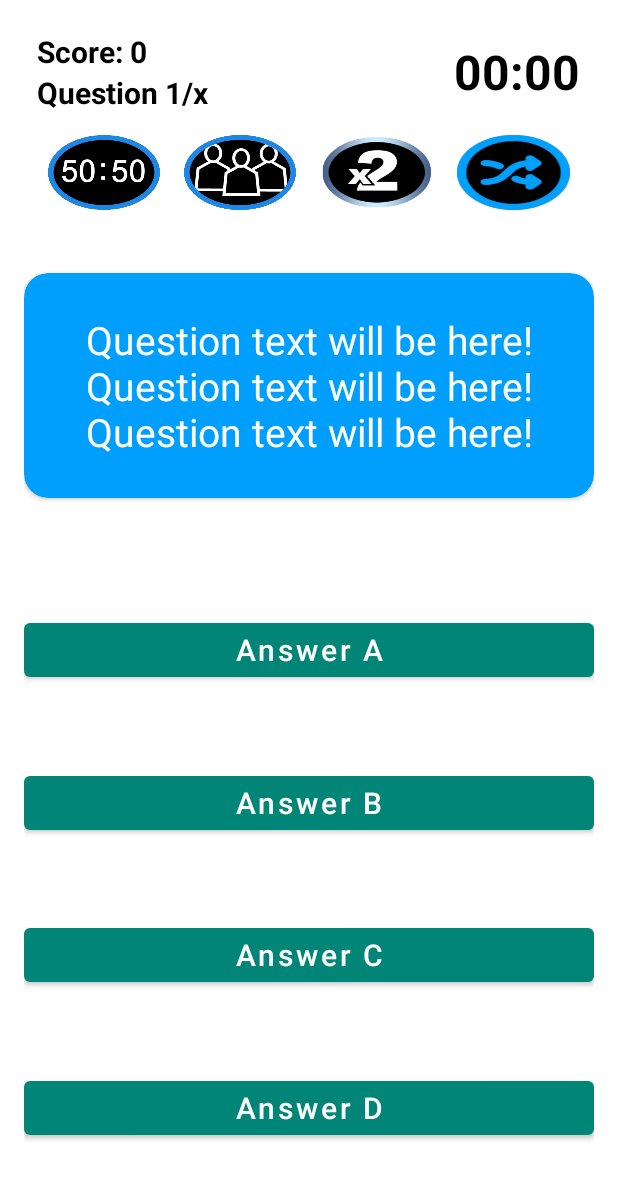
After one commit to cando46/trivia-app, an Android app: the QuizActivity screen opened directly, with no data from a screen before it, on a phone screen of 412 x 824 dp. The commit adds this screen. Shown: the top 1179 px of the screen. Run offline under Robolectric (Android 15) with nearby library versions, the phone set to English and light mode, and no system bars.

Commit message:
-Question Db created -Quiz Activity Layout Completed

```diff
--- a/app/src/main/AndroidManifest.xml
+++ b/app/src/main/AndroidManifest.xml
@@ -11,6 +11,7 @@
         android:roundIcon="@mipmap/ic_launcher_round"
         android:supportsRtl="true"
         android:theme="@style/AppTheme">
+        <activity android:name=".QuizActivity"></activity>
         <activity android:name=".MainActivity" />
         <activity android:name=".LoginActivity">
             <intent-filter>
--- /dev/null
+++ b/app/src/main/java/com/mentalsegment/triviaapp/QuizActivity.java
@@ -0,0 +1,19 @@
+package com.mentalsegment.triviaapp;
+
+import androidx.appcompat.app.AppCompatActivity;
+
+import android.os.Bundle;
+import android.view.View;
+import android.widget.ImageButton;
+
+public class QuizActivity extends AppCompatActivity {
+
+
+    @Override
+    protected void onCreate(Bundle savedInstanceState) {
+        super.onCreate(savedInstanceState);
+        setContentView(R.layout.activity_quiz);
+    }
+
+
+}
--- /dev/null
+++ b/app/src/main/res/layout/activity_quiz.xml
@@ -0,0 +1,260 @@
+<?xml version="1.0" encoding="utf-8"?>
+<androidx.constraintlayout.widget.ConstraintLayout xmlns:android="http://schemas.android.com/apk/res/android"
+    xmlns:app="http://schemas.android.com/apk/res-auto"
+    xmlns:tools="http://schemas.android.com/tools"
+    android:layout_width="match_parent"
+    android:layout_height="match_parent"
+    android:padding="16dp"
+    tools:context=".QuizActivity">
+
+    <LinearLayout
+        android:id="@+id/linearL_quiz_timeBoard"
+        android:layout_width="match_parent"
+        android:layout_height="wrap_content"
+        android:gravity="center_vertical"
+        android:minHeight="50dp"
+        android:orientation="horizontal"
+        android:padding="3dp"
+        android:paddingStart="7dp"
+        android:paddingEnd="7dp"
+        android:weightSum="2"
+        app:layout_constraintStart_toStartOf="parent"
+        app:layout_constraintTop_toTopOf="parent">
+
+        <LinearLayout
+            android:layout_width="match_parent"
+            android:layout_height="wrap_content"
+            android:layout_weight="1"
+            android:gravity="left"
+            android:orientation="vertical"
+            android:padding="1dp">
+
+            <TextView
+                android:id="@+id/tv_quiz_score"
+                android:layout_width="wrap_content"
+                android:layout_height="wrap_content"
+                android:text="Score: 0"
+                android:textColor="@color/colorBlack"
+                android:textSize="20sp"
+                android:textStyle="bold" />
+
+            <TextView
+                android:id="@+id/tv_quiz_questionCount"
+                android:layout_width="wrap_content"
+                android:layout_height="wrap_content"
+                android:text="Question 1/x"
+                android:textColor="@color/colorBlack"
+                android:textSize="20sp"
+                android:textStyle="bold" />
+        </LinearLayout>
+
+        <TextView
+            android:id="@+id/tv_quiz_timer"
+            android:layout_width="match_parent"
+            android:layout_height="wrap_content"
+            android:layout_weight="1"
+            android:gravity="end"
+            android:padding="2dp"
+            android:text="00:00"
+            android:textColor="@color/colorBlack"
+            android:textSize="32sp"
+            android:textStyle="bold" />
+
+    </LinearLayout>
+
+    <LinearLayout
+        android:id="@+id/linearL_quiz_gray_lifelines"
+        android:layout_width="match_parent"
+        android:layout_height="70dp"
+        android:layout_below="@id/linearL_quiz_timeBoard"
+        android:orientation="horizontal"
+        android:paddingStart="8dp"
+        android:paddingEnd="8dp"
+        android:weightSum="4"
+        app:layout_constraintEnd_toEndOf="parent"
+        app:layout_constraintStart_toStartOf="parent"
+        app:layout_constraintTop_toBottomOf="@id/linearL_quiz_timeBoard">
+
+        <ImageButton
+            android:id="@+id/img_btn_quiz_gray5050"
+            android:layout_width="50dp"
+            android:layout_height="50dp"
+            android:layout_gravity="center"
+            android:layout_margin="8dp"
+            android:layout_weight="1"
+            android:background="@drawable/gray5050"
+            android:clickable="false" />
+
+        <ImageButton
+            android:id="@+id/img_btn_quiz_grayATA"
+            android:layout_width="50dp"
+            android:layout_height="50dp"
+            android:layout_gravity="center"
+            android:layout_margin="8dp"
+            android:layout_weight="1"
+            android:background="@drawable/gray_ata"
+            android:clickable="false" />
+
+        <ImageButton
+            android:id="@+id/img_btn_quiz_grayx2"
+            android:layout_width="50dp"
+            android:layout_height="50dp"
+            android:layout_gravity="center"
+            android:layout_margin="8dp"
+            android:layout_weight="1"
+            android:background="@drawable/gray_double_dip"
+            android:clickable="false" />
+
+        <ImageButton
+            android:id="@+id/img_btn_quiz_grayskip"
+            android:layout_width="50dp"
+            android:layout_height="50dp"
+            android:layout_gravity="center"
+            android:layout_margin="8dp"
+            android:layout_weight="1"
+            android:background="@drawable/gray_skip"
+            android:clickable="false" />
+
+    </LinearLayout>
+
+    <LinearLayout
+        android:id="@+id/linearL_quiz_lifelines"
+        android:layout_width="match_parent"
+        android:layout_height="70dp"
+        android:layout_below="@id/linearL_quiz_timeBoard"
+        android:orientation="horizontal"
+        android:paddingStart="8dp"
+        android:paddingEnd="8dp"
+        android:weightSum="4"
+        app:layout_constraintEnd_toEndOf="parent"
+        app:layout_constraintStart_toStartOf="parent"
+        app:layout_constraintTop_toBottomOf="@id/linearL_quiz_timeBoard">
+
+        <ImageButton
+            android:id="@+id/img_btn_quiz_5050"
+            android:layout_width="50dp"
+            android:layout_height="50dp"
+            android:layout_gravity="center"
+            android:layout_margin="8dp"
+            android:layout_weight="1"
+            android:background="@drawable/classic5050" />
+
+        <ImageButton
+            android:id="@+id/img_btn_quiz_ATA"
+            android:layout_width="50dp"
+            android:layout_height="50dp"
+            android:layout_gravity="center"
+            android:layout_margin="8dp"
+            android:layout_weight="1"
+            android:background="@drawable/classic_ata" />
+
+        <ImageButton
+            android:id="@+id/img_btn_quiz_x2"
+            android:layout_width="50dp"
+            android:layout_height="50dp"
+            android:layout_gravity="center"
+            android:layout_margin="8dp"
+            android:layout_weight="1"
+            android:background="@drawable/double_dip" />
+
+        <ImageButton
+            android:id="@+id/img_btn_quiz_skip"
+            android:layout_width="50dp"
+            android:layout_height="50dp"
+            android:layout_gravity="center"
+            android:layout_margin="8dp"
+            android:layout_weight="1"
+            android:background="@drawable/skip_shuffle" />
+
+    </LinearLayout>
+
+
+    <androidx.cardview.widget.CardView
+        android:id="@+id/cardView_quiz_question"
+        android:layout_width="match_parent"
+        android:layout_height="wrap_content"
+        android:layout_below="@+id/linearL_quiz_lifelines"
+        android:layout_marginTop="32dp"
+        android:minHeight="150dp"
+        app:cardBackgroundColor="@color/cardViewBg"
+        app:cardCornerRadius="16dp"
+        app:layout_constraintEnd_toEndOf="parent"
+        app:layout_constraintStart_toStartOf="parent"
+        app:layout_constraintTop_toBottomOf="@id/linearL_quiz_lifelines">
+
+        <TextView
+            android:id="@+id/tv_quiz_questionDescription"
+            android:layout_width="match_parent"
+            android:layout_height="match_parent"
+            android:layout_gravity="center"
+            android:layout_margin="16dp"
+            android:gravity="center"
+            android:text="Question text will be here!\nQuestion text will be here!\nQuestion text will be here!"
+            android:textColor="@color/colorWhite"
+            android:textSize="26sp" />
+
+    </androidx.cardview.widget.CardView>
+
+
+    <Button
+        android:id="@+id/btn_quiz_answer_A"
+        android:layout_width="match_parent"
+        android:layout_height="wrap_content"
+        android:layout_marginTop="32dp"
+        android:layout_weight="1"
+        android:padding="1dp"
+        android:text="Answer A"
+        android:textAllCaps="false"
+        android:textSize="20sp"
+        app:layout_constraintBottom_toTopOf="@+id/btn_quiz_answer_B"
+        app:layout_constraintVertical_chainStyle="spread"
+        app:layout_constraintEnd_toEndOf="parent"
+        app:layout_constraintHorizontal_bias="0.5"
+        app:layout_constraintStart_toStartOf="parent"
+        app:layout_constraintTop_toBottomOf="@+id/cardView_quiz_question" />
+
+    <Button
+        android:id="@+id/btn_quiz_answer_B"
+        android:layout_width="match_parent"
+        android:layout_height="wrap_content"
+        android:layout_marginTop="8dp"
+        android:layout_weight="1"
+        android:padding="1dp"
+        android:text="Answer B"
+        android:textAllCaps="false"
+        android:textSize="20sp"
+        app:layout_constraintBottom_toTopOf="@+id/btn_quiz_answer_C"
+        app:layout_constraintEnd_toEndOf="parent"
+        app:layout_constraintTop_toBottomOf="@+id/btn_quiz_answer_A" />
+
+    <Button
+        android:id="@+id/btn_quiz_answer_C"
+        android:layout_width="match_parent"
+        android:layout_height="wrap_content"
+        android:layout_marginTop="8dp"
+        android:layout_weight="1"
+        android:padding="1dp"
+        android:text="Answer C"
+        android:textAllCaps="false"
+        android:textSize="20sp"
+        app:layout_constraintBottom_toTopOf="@+id/btn_quiz_answer_D"
+        app:layout_constraintEnd_toEndOf="parent"
+        app:layout_constraintTop_toBottomOf="@+id/btn_quiz_answer_B" />
+
+    <Button
+        android:id="@+id/btn_quiz_answer_D"
+        android:layout_width="match_parent"
+        android:layout_height="wrap_content"
+        android:layout_marginTop="8dp"
+        android:layout_weight="1"
+        android:padding="1dp"
+        android:text="Answer D"
+        android:textAllCaps="false"
+        android:textSize="20sp"
+        app:layout_constraintBottom_toBottomOf="parent"
+        app:layout_constraintEnd_toEndOf="parent"
+        app:layout_constraintHorizontal_bias="0.5"
+        app:layout_constraintStart_toStartOf="parent"
+        app:layout_constraintTop_toBottomOf="@+id/btn_quiz_answer_C" />
+
+</androidx.constraintlayout.widget.ConstraintLayout>
--- a/app/src/main/res/values/colors.xml
+++ b/app/src/main/res/values/colors.xml
@@ -3,4 +3,8 @@
     <color name="colorPrimary">#008577</color>
     <color name="colorPrimaryDark">#00574B</color>
     <color name="colorAccent">#D81B60</color>
+
+    <color name="cardViewBg">#009efd</color>
+    <color name="colorBlack">#000000</color>
+    <color name="colorWhite">#ffffff</color>
 </resources>
```
Also changed, not shown: app/src/main/java/com/mentalsegment/triviaapp/QuestionContract.java (added, +20 -0 lines), app/src/main/java/com/mentalsegment/triviaapp/QuestionModel.java (added, +70 -0 lines), app/src/main/java/com/mentalsegment/triviaapp/QuizDBHelper.java (added, +91 -0 lines), app/src/main/java/com/mentalsegment/triviaapp/fragments/HomeFragment.java (+23 -1 lines), app/src/main/res/layout/fragment_home.xml (+9 -3 lines), app/src/main/res/drawable/classic5050.png (added), app/src/main/res/drawable/classic_ata.png (added), app/src/main/res/drawable/double_dip.png (added), app/src/main/res/drawable/gray5050.png (added), app/src/main/res/drawable/gray_ata.png (added), app/src/main/res/drawable/gray_double_dip.png (added), app/src/main/res/drawable/gray_skip.png (added), app/src/main/res/drawable/skip_shuffle.png (added).
